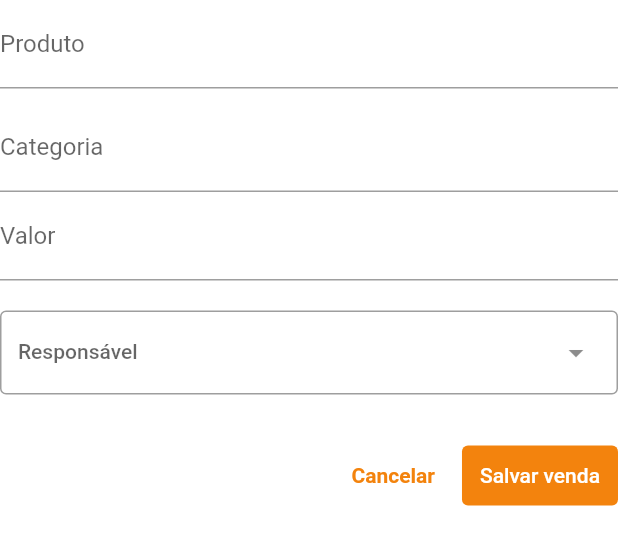
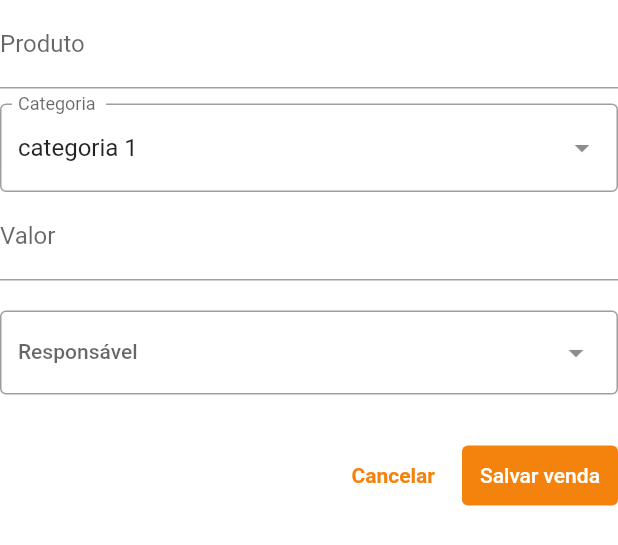
Before and after one commit to drelocatelli/sistema_loja_client, a Flutter app: the VendasForm widget shown alone on an empty page, opened directly, on a phone screen of 412 x 824 dp. Shown: the top 545 px of the screen. Run offline on Flutter 3.47's test engine with Material 3 defaults, Android fonts, the phone set to English and light mode, and no system bars; drawn by our look-alikes of dropdown_search; our stand-ins replace dio, flutter_dotenv, flutter_masked_text2, font_awesome_flutter, gap, go_router and 6 more; missing offline and left inert: number_paginator, widget_zoom; accounts and stored records are empty; network calls fail.

```diff
--- a/lib/src/pages/dashboard/vendas/components/vendas_form.dart
+++ b/lib/src/pages/dashboard/vendas/components/vendas_form.dart
@@ -1,3 +1,4 @@
+import 'package:dropdown_search/dropdown_search.dart';
 import 'package:flutter/material.dart';
 import 'package:gap/gap.dart';
 import 'package:go_router/go_router.dart';
@@ -20,17 +21,34 @@ class _VendasFormState extends State<VendasForm> {
     "valor": TextEditingController(),
   };
 
+  final categories = [
+    {
+      "id": "1",
+      "name": "categoria 1"
+    },
+    {
+      "id": "2",
+      "name": "categoria 2"
+    },
+    {
+      "id": "3",
+      "name": "categoria 3"
+    }
+  ];
+
+  String selectedCategoryId = "1";
+
+  @override
+  void dispose() {
+    super.dispose();
+    controllers.forEach((key, value) {
+      value.dispose();
+    });
+  }
+
   @override
   Widget build(BuildContext context) {
     final maxWidth = MediaQuery.of(context).size.width;
-
-    String selectedCategoryId = "";
-
-    final categories = [
-      {"id": "1", "name": "Categoria 1"},
-      {"id": "2", "name": "Categoria 2"},
-      {"id": "3", "name": "Categoria 3"},
-    ];
 
     return Column(
       mainAxisSize: MainAxisSize.min,
@@ -50,32 +68,25 @@ class _VendasFormState extends State<VendasForm> {
                       decoration: const InputDecoration(labelText: 'Produto'),
                     ),
                   ),
-                  TextFormField(
-                    controller: controllers["category"],
-                    decoration: const InputDecoration(labelText: 'Categoria'),
-                    readOnly: true,
-                    onTap: () {
-                      showSelectableModal(
-                        context: context,
-                        mappedItems: categories,
-                        keyName: 'id',
-                        labelName: 'name',
-                        searchBody: TextFormField(
-                          decoration: const InputDecoration(
-                            labelText: 'Buscar por:',
-                            border: OutlineInputBorder(),
-                            contentPadding: EdgeInsets.symmetric(vertical: 12, horizontal: 5),
-                            isDense: true
-                          ),
-                        ),
-                        selectCategoryCb: (String categorySelectedId) {
-                            controllers["category"]!.text = categories.firstWhere((element) => element['id'] == categorySelectedId)['name'].toString();
-
-                            selectedCategoryId = categorySelectedId;
-                            setState(() {});
-                        }
-                      );
-                    }
+                  DropdownSearch<Map<String, String>>(
+                    popupProps: PopupProps.menu(
+                      showSearchBox: true,
+                      showSelectedItems: true,
+                      disabledItemFn: (Map<String, String> item) => item["name"]!.startsWith('I'),
+                    ),
+                    selectedItem: categories.firstWhere(
+                      (category) => category["id"] == selectedCategoryId,
+                      orElse: () => categories[0],
+                    ),
+                    items: (filter, infiniteScrollProps) => categories,
+                    itemAsString: (Map<String, String> category) => category["name"]!,
+                    compareFn: (item1, item2) => item1["id"] == item2["id"], // Add this line for comparison
+                    decoratorProps: const DropDownDecoratorProps(
+                      decoration: InputDecoration(
+                        labelText: 'Categoria ',
+                        border: OutlineInputBorder(),
+                      ),
+                    ),
                   )
                 ],
               ),
--- a/pubspec.yaml
+++ b/pubspec.yaml
@@ -57,6 +57,7 @@ dependencies:
   shared_preferences: ^2.3.4
   number_paginator: ^0.4.1
   provider: ^6.1.2
+  dropdown_search: ^6.0.1
 
 dev_dependencies:
   flutter_test:
```
Also changed, not shown: lib/src/components/selectable_items.dart (+16 -6 lines), pubspec.lock.
